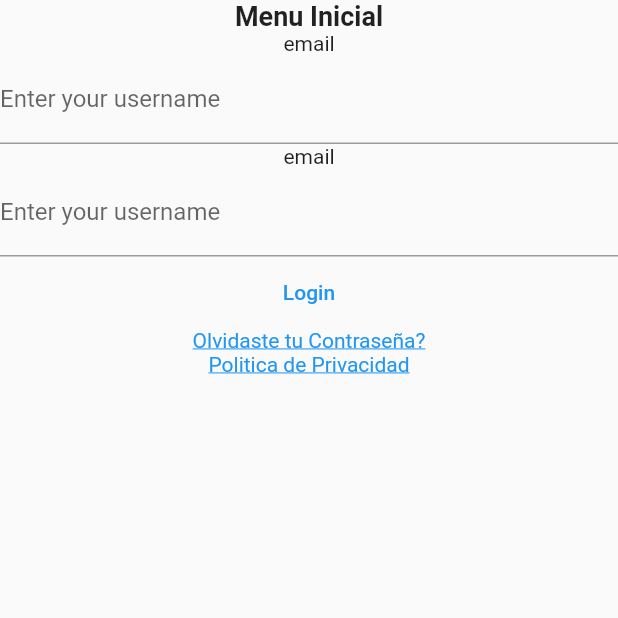
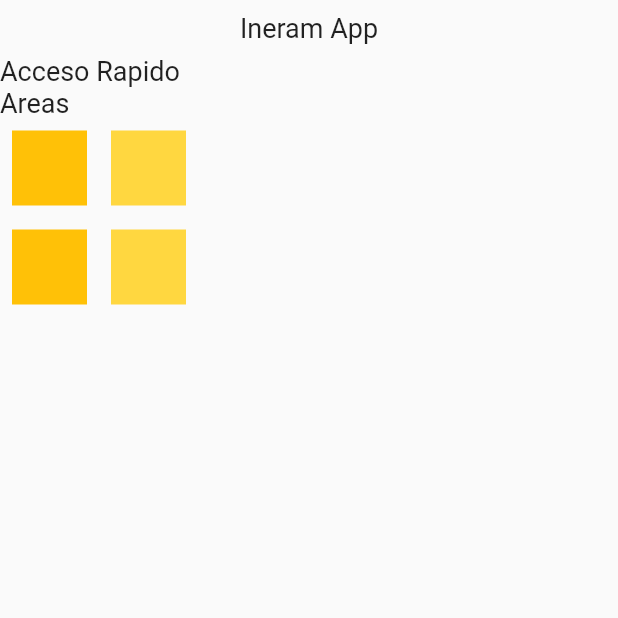
Before and after one commit to Alghulgit94/flutter-ineram, a Flutter app: the screen it shows after launch, on a phone screen of 412 x 824 dp, the top half of it. Run offline on Flutter 3.47's test engine with Material 2 defaults, Android fonts, the light colour scheme and no system bars.

Commit message:
Screens added

```diff
--- a/ineramapp/lib/main.dart
+++ b/ineramapp/lib/main.dart
@@ -1,4 +1,5 @@
 import 'package:flutter/material.dart';
+import 'package:ineramapp/screens/home/home_screen.dart';
 import 'package:ineramapp/screens/login/login_screen.dart';
 
 void main() {
@@ -25,7 +26,7 @@ class MyApp extends StatelessWidget {
         // is not restarted.
         primarySwatch: Colors.blue,
       ),
-      home: const LoginScreen(),
+      home: const HomeScreen(),
     );
   }
 }
--- /dev/null
+++ b/ineramapp/lib/screens/home/home_screen.dart
@@ -0,0 +1,68 @@
+import 'package:flutter/material.dart';
+import 'package:flutter/src/widgets/container.dart';
+import 'package:flutter/src/widgets/framework.dart';
+import 'package:ineramapp/widgets/globals/title_ineram_widget.dart';
+
+class HomeScreen extends StatelessWidget {
+  const HomeScreen({super.key});
+
+  @override
+  Widget build(BuildContext context) {
+    return Scaffold(
+      body: Column(
+        crossAxisAlignment: CrossAxisAlignment.start,
+        children: [
+          Center(
+              child: Padding(
+            padding: const EdgeInsets.all(8.0),
+            child: TitleIneram(title: "Ineram App"),
+          )),
+          //Busqueda Widget
+          // Widget acceso rapido
+          TitleIneram(title: "Acceso Rapido"),
+          // Widget carrousel
+          TitleIneram(title: "Areas"),
+          Column(
+            crossAxisAlignment: CrossAxisAlignment.center,
+            children: [
+              Center(
+                child: Row(
+                  crossAxisAlignment: CrossAxisAlignment.center,
+                  children: [
+                    Padding(
+                      padding: const EdgeInsets.all(8.0),
+                      child:
+                          Container(width: 50, height: 50, color: Colors.amber),
+                    ),
+                    Padding(
+                      padding: const EdgeInsets.all(8.0),
+                      child: Container(
+                          width: 50, height: 50, color: Colors.amberAccent),
+                    )
+                  ],
+                ),
+              ),
+              Center(
+                child: Row(
+                  crossAxisAlignment: CrossAxisAlignment.center,
+                  children: [
+                    Padding(
+                      padding: const EdgeInsets.all(8.0),
+                      child:
+                          Container(width: 50, height: 50, color: Colors.amber),
+                    ),
+                    Padding(
+                      padding: const EdgeInsets.all(8.0),
+                      child: Container(
+                          width: 50, height: 50, color: Colors.amberAccent),
+                    )
+                  ],
+                ),
+              ),
+            ],
+          )
+        ],
+      ),
+    );
+  }
+}
--- a/ineramapp/lib/screens/login/login_screen.dart
+++ b/ineramapp/lib/screens/login/login_screen.dart
@@ -11,7 +11,7 @@ class LoginScreen extends StatelessWidget {
   Widget build(BuildContext context) {
     return Scaffold(
       body: Column(children: [
-        TitleIneram(title: "Menu Inicial"),
+        TitleIneram(title: "Protocolos Ineram"),
         const LoginForm(),
         const ButtonLogin(),
         HyperLinkTextIneram(text: "Olvidaste tu Contraseña?"),
--- /dev/null
+++ b/ineramapp/lib/screens/patologia/patologia_detail_screen.dart
@@ -0,0 +1,11 @@
+import 'package:flutter/src/widgets/container.dart';
+import 'package:flutter/src/widgets/framework.dart';
+
+class DetailPatologia extends StatelessWidget {
+  const DetailPatologia({super.key});
+
+  @override
+  Widget build(BuildContext context) {
+    return Container();
+  }
+}
--- /dev/null
+++ b/ineramapp/lib/screens/patologia/patologia_screen.dart
@@ -0,0 +1,11 @@
+import 'package:flutter/src/widgets/container.dart';
+import 'package:flutter/src/widgets/framework.dart';
+
+class PatologiaScreen extends StatelessWidget {
+  const PatologiaScreen({super.key});
+
+  @override
+  Widget build(BuildContext context) {
+    return Container();
+  }
+}
--- a/ineramapp/lib/widgets/globals/title_ineram_widget.dart
+++ b/ineramapp/lib/widgets/globals/title_ineram_widget.dart
@@ -10,7 +10,7 @@ class TitleIneram extends StatelessWidget {
       title,
       style: const TextStyle(
         fontSize: 18.0,
-        fontWeight: FontWeight.bold,
+        fontWeight: FontWeight.w400,
       ),
     );
   }
```
Also changed, not shown: 1 other file.
